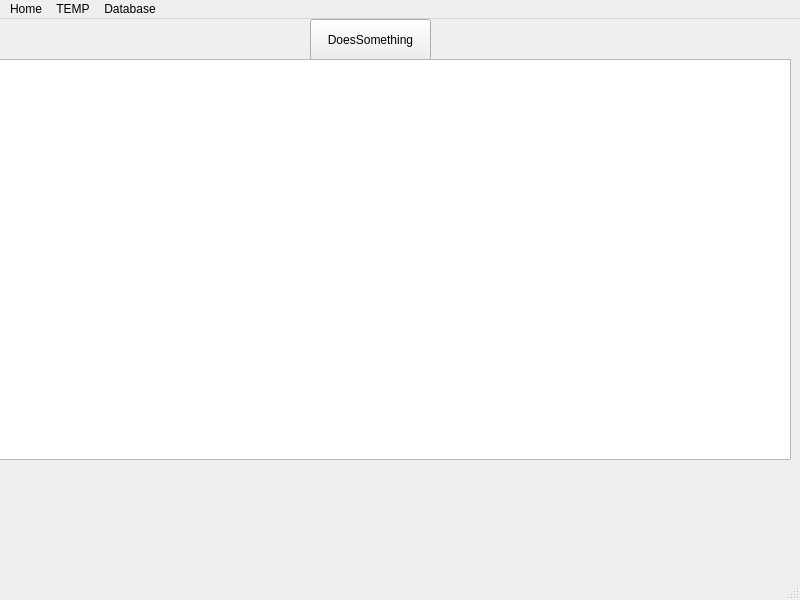
This is client/mainwindow.ui in lonkaars/avans-whether-station as Qt 5 draws it before an edit. The edited form follows.
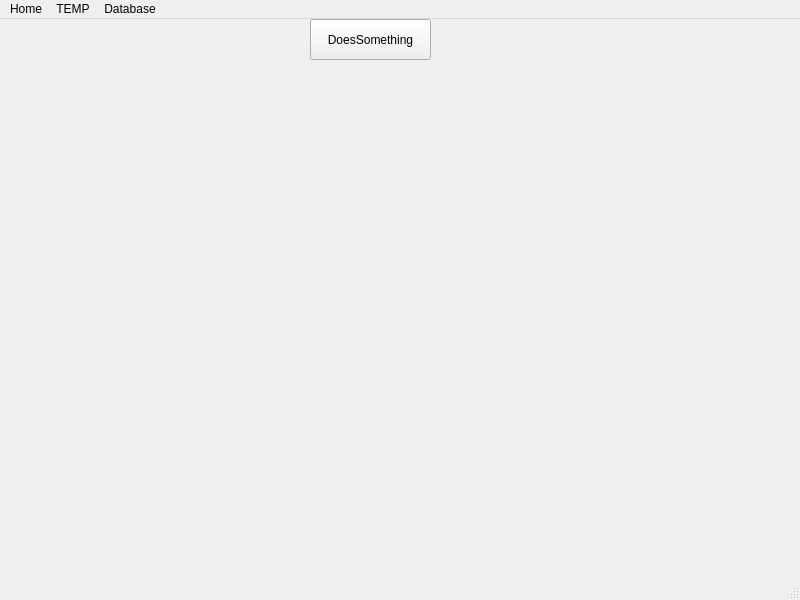
This is the edited form.

Diff of the .ui file:
```diff
--- a/client/mainwindow.ui
+++ b/client/mainwindow.ui
@@ -41,7 +41,7 @@
     </property>
     <layout class="QVBoxLayout" name="verticalLayout">
      <item>
-      <widget class="QTableView" name="tableView"/>
+      <widget class="QWidget" name="widget" native="true"/>
      </item>
     </layout>
    </widget>
```
Left out of the diff: 2 changed lines with no effect on the pictures.
